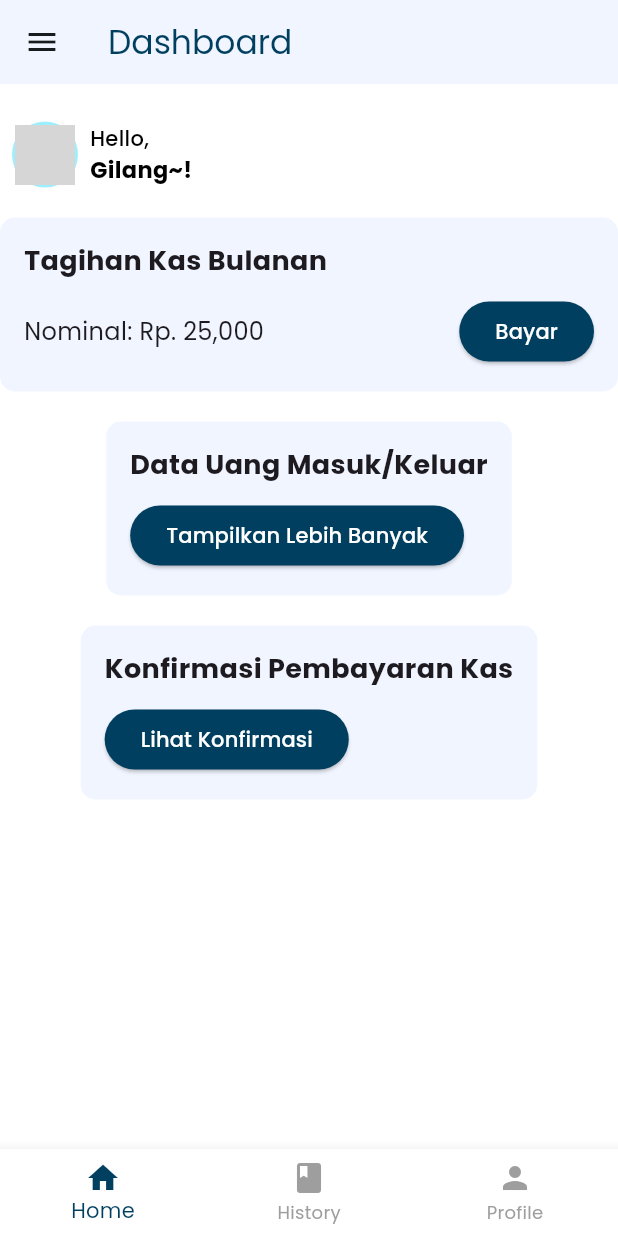
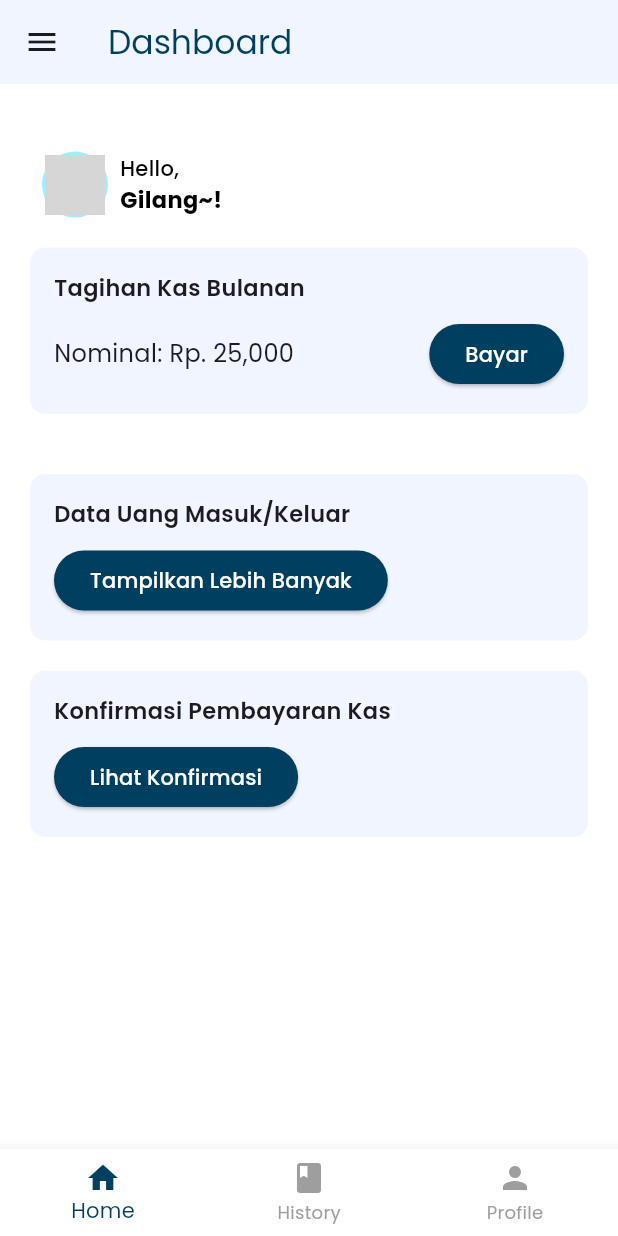
Before and after one commit to gilangraka/mobile_simkas, a Flutter app: the Dashboard screen opened directly, on a phone screen of 412 x 824 dp. Run offline on Flutter 3.47's test engine with Material 3 defaults, Android fonts, the phone set to English and light mode, and no system bars; our stand-ins replace firebase_auth, firebase_core, firebase_database, google_fonts, lottie; accounts and stored records are empty; grey boxes are pictures that could not be loaded.

```diff
--- a/lib/screen/dashboard/dashboard.dart
+++ b/lib/screen/dashboard/dashboard.dart
@@ -131,7 +131,9 @@ class _DashboardState extends State<Dashboard> {
           ],
         ),
       ),
-      body: Column(
+      body: Container(
+        padding: EdgeInsets.all(20),
+        child: Column(
           children: [
             Container(
               padding: const EdgeInsets.only(top: 25),
@@ -172,13 +174,15 @@ class _DashboardState extends State<Dashboard> {
               ),
             ),
             SizedBox(height: 20),
-          buildContainer("Tagihan Kas Bulanan", "Nominal: Rp. 25,000", 'Bayar'),
-          SizedBox(height: 20),
+            buildContainer(
+                "Tagihan Kas Bulanan", "Nominal: Rp. 25,000", 'Bayar'),
+            SizedBox(height: 40),
             buildContainer(
                 "Data Uang Masuk/Keluar", "", 'Tampilkan Lebih Banyak'),
             SizedBox(height: 20),
             buildContainer("Konfirmasi Pembayaran Kas", "", 'Lihat Konfirmasi'),
           ],
+        ),
       ),
       bottomNavigationBar: BottomNavigationBar(
         currentIndex: _currentIndex,
@@ -226,6 +230,7 @@ class _DashboardState extends State<Dashboard> {
 
   Widget buildContainer(String title, String subTitle, String buttonText) {
     return Container(
+      width: double.infinity,
       padding: EdgeInsets.all(16),
       decoration: BoxDecoration(
         color: Color(0xFFF1F5FF),
@@ -237,8 +242,8 @@ class _DashboardState extends State<Dashboard> {
           Text(
             title,
             style: TextStyle(
-              fontWeight: FontWeight.bold,
-              fontSize: 18,
+              fontWeight: FontWeight.w600,
+              fontSize: 15,
             ),
           ),
           SizedBox(height: 10),
--- a/lib/screen/dashboard/konfirmasi.dart
+++ b/lib/screen/dashboard/konfirmasi.dart
@@ -73,6 +73,9 @@
             Text('User: ${widget.transaction.userName}'),
             Text('Kategori: ${widget.transaction.category}'),
             Text('Total: ${widget.transaction.amount.toString()}'),
+            SizedBox(
+              height: 10,
+            ),
             Row(
               mainAxisAlignment: MainAxisAlignment.spaceBetween,
               children: [
--- a/pubspec.yaml
+++ b/pubspec.yaml
@@ -37,8 +37,9 @@ dependencies:
   # The following adds the Cupertino Icons font to your application.
   # Use with the CupertinoIcons class for iOS style icons.
   cupertino_icons: ^1.0.2
-  firebase_core: ^2.24.0
-  firebase_auth: ^4.15.0
+  firebase_core: ^2.24.2
+  firebase_auth: ^4.15.3
+  firebase_database: ^10.3.8
 
 dev_dependencies:
   flutter_test:
```
Also changed, not shown: lib/main.dart (+5 -2 lines), lib/screen/login.dart (+12 -2 lines), images/user_female.png (added), images/user_male.png (added), lib/firebase_options.dart, pubspec.lock, 2 other files. Lines whose indentation alone changed are shown as unchanged.
